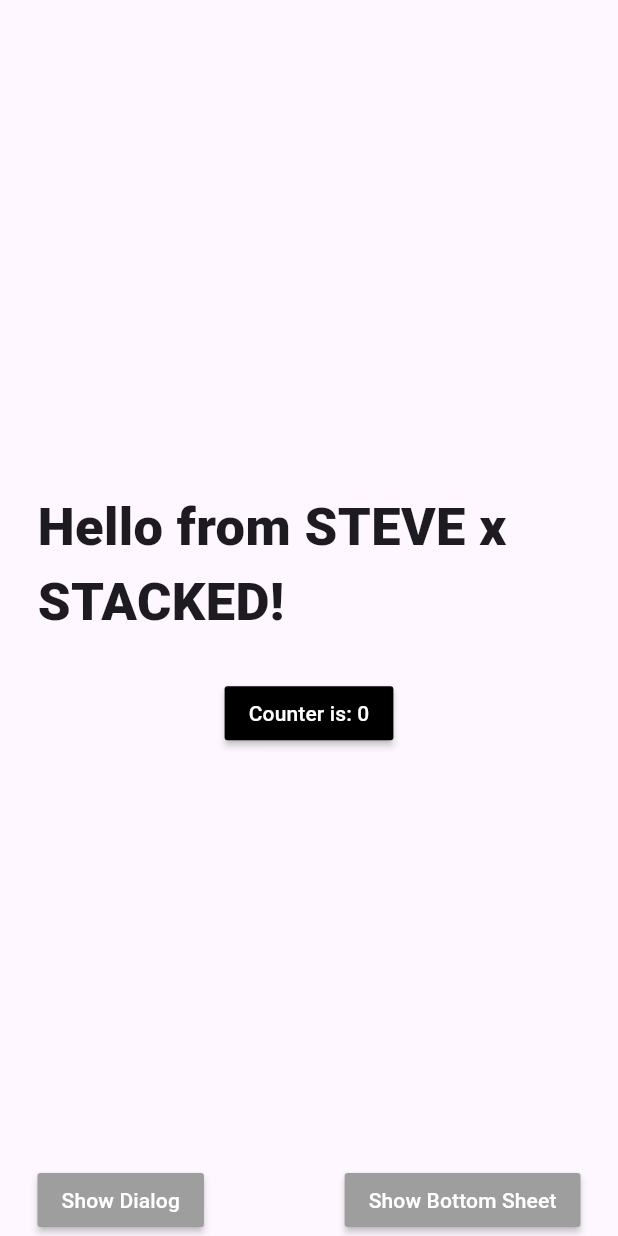
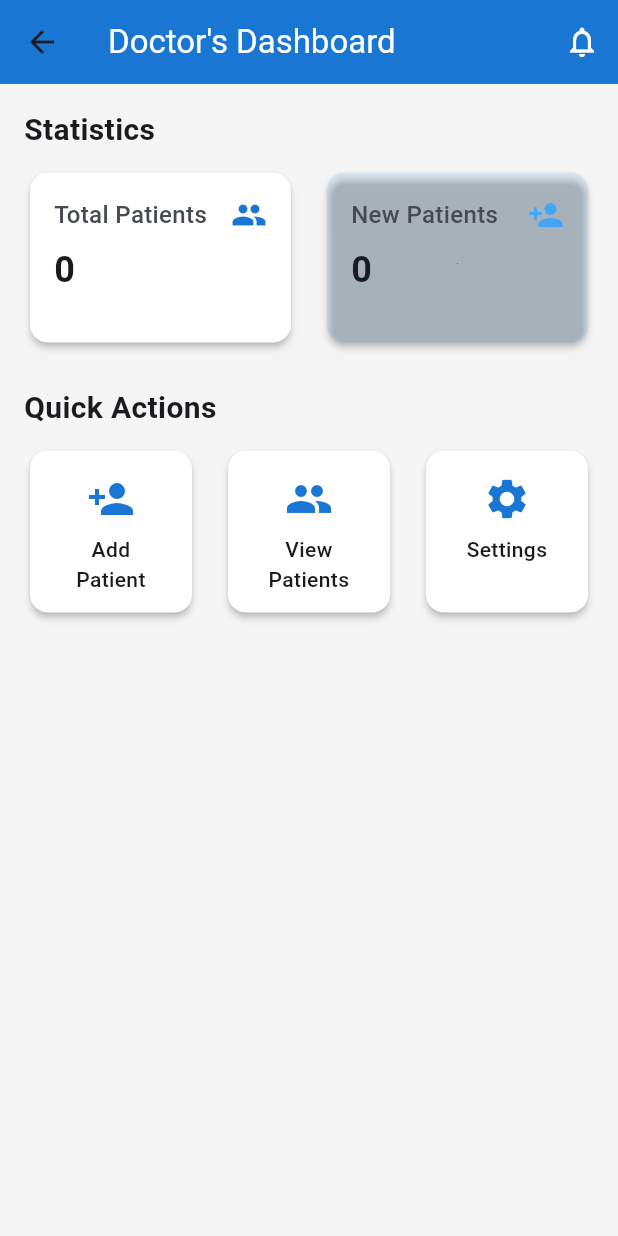
Before and after one commit to stevewalturn/doctor_apps, a Flutter app: the HomeView screen opened directly, on a phone screen of 412 x 824 dp. Run offline on Flutter 3.47's test engine with Material 3 defaults, Android fonts, the phone set to English and light mode, and no system bars; our stand-ins replace gap, stacked, stacked_services, stacked_shared.

Commit message:
Update files

```diff
--- a/src/lib/features/home/home_view.dart
+++ b/src/lib/features/home/home_view.dart
@@ -1,8 +1,10 @@
 import 'package:flutter/material.dart';
-import 'package:gap/gap.dart';
 import 'package:stacked/stacked.dart';
-
-import 'home_viewmodel.dart';
+import 'package:doctor_apps/features/home/home_viewmodel.dart';
+import 'package:doctor_apps/features/home/widgets/home_action_button.dart';
+import 'package:doctor_apps/features/home/widgets/home_stats_card.dart';
+import 'package:doctor_apps/ui/common/app_colors.dart';
+import 'package:doctor_apps/ui/common/ui_helpers.dart';
 
 class HomeView extends StackedView<HomeViewModel> {
   const HomeView({Key? key}) : super(key: key);
@@ -14,62 +16,121 @@ class HomeView extends StackedView<HomeViewModel> {
     Widget? child,
   ) {
     return Scaffold(
+      backgroundColor: kcBackgroundColor,
       body: SafeArea(
-        child: Padding(
-          padding: const EdgeInsets.symmetric(horizontal: 25.0),
-          child: Center(
-            child: Column(
-              mainAxisSize: MainAxisSize.max,
-              mainAxisAlignment: MainAxisAlignment.spaceBetween,
-              children: [
-                const Gap(50),
-                Column(
-                  children: [
-                    const Text(
-                      'Hello from STEVE x STACKED!',
-                      style: TextStyle(
-                        fontSize: 35,
-                        fontWeight: FontWeight.w900,
+        child: RefreshIndicator(
+          onRefresh: viewModel.refreshDashboard,
+          child: CustomScrollView(
+            slivers: [
+              SliverAppBar(
+                floating: true,
+                backgroundColor: kcPrimaryColor,
+                title: const Text(
+                  'Doctor\'s Dashboard',
+                  style: TextStyle(color: Colors.white),
                 ),
-                    ),
-                    const Gap(25),
-                    MaterialButton(
-                      color: Colors.black,
-                      onPressed: viewModel.incrementCounter,
-                      child: Text(
-                        viewModel.counterLabel,
-                        style: const TextStyle(color: Colors.white),
-                      ),
+                actions: [
+                  IconButton(
+                    icon: const Icon(Icons.notifications_outlined,
+                        color: Colors.white),
+                    onPressed: () {
+                      // TODO: Implement notifications
+                    },
                   ),
                 ],
               ),
-                Row(
-                  mainAxisAlignment: MainAxisAlignment.spaceBetween,
+              SliverToBoxAdapter(
+                child: Padding(
+                  padding: const EdgeInsets.all(16.0),
+                  child: Column(
+                    crossAxisAlignment: CrossAxisAlignment.start,
                     children: [
-                    MaterialButton(
-                      color: Colors.grey,
-                      onPressed: viewModel.showDialog,
-                      child: const Text(
-                        'Show Dialog',
-                        style: TextStyle(
-                          color: Colors.white,
+                      if (viewModel.modelError != null)
+                        Padding(
+                          padding: const EdgeInsets.only(bottom: 16.0),
+                          child: Text(
+                            viewModel.modelError.toString(),
+                            style: const TextStyle(color: kcErrorRed),
+                            textAlign: TextAlign.center,
                           ),
                         ),
+                      const Text(
+                        'Statistics',
+                        style: TextStyle(
+                          fontSize: 20,
+                          fontWeight: FontWeight.bold,
+                          color: kcDarkGreyColor,
                         ),
-                    MaterialButton(
-                      color: Colors.grey,
-                      onPressed: viewModel.showBottomSheet,
-                      child: const Text(
-                        'Show Bottom Sheet',
+                      ),
+                      verticalSpaceSmall,
+                      if (viewModel.isBusy)
+                        const Center(child: CircularProgressIndicator())
+                      else
+                        GridView.count(
+                          shrinkWrap: true,
+                          physics: const NeverScrollableScrollPhysics(),
+                          crossAxisCount: 2,
+                          mainAxisSpacing: 16,
+                          crossAxisSpacing: 16,
+                          childAspectRatio: 1.5,
+                          children: [
+                            HomeStatsCard(
+                              title: 'Total Patients',
+                              value: viewModel.totalPatients.toString(),
+                              icon: Icons.people,
+                              onTap: viewModel.navigateToPatientList,
+                            ),
+                            HomeStatsCard(
+                              title: 'New Patients',
+                              value: viewModel.recentPatients.toString(),
+                              icon: Icons.person_add,
+                              backgroundColor:
+                                  kcPrimaryColorLight.withOpacity(0.1),
+                              iconColor: kcPrimaryColorLight,
+                            ),
+                          ],
+                        ),
+                      verticalSpaceMedium,
+                      const Text(
+                        'Quick Actions',
                         style: TextStyle(
-                          color: Colors.white,
+                          fontSize: 20,
+                          fontWeight: FontWeight.bold,
+                          color: kcDarkGreyColor,
+                        ),
+                      ),
+                      verticalSpaceSmall,
+                      GridView.count(
+                        shrinkWrap: true,
+                        physics: const NeverScrollableScrollPhysics(),
+                        crossAxisCount: 3,
+                        mainAxisSpacing: 16,
+                        crossAxisSpacing: 16,
+                        children: [
+                          HomeActionButton(
+                            title: 'Add Patient',
+                            icon: Icons.person_add,
+                            onTap: viewModel.navigateToAddPatient,
+                          ),
+                          HomeActionButton(
+                            title: 'View Patients',
+                            icon: Icons.people,
+                            onTap: viewModel.navigateToPatientList,
+                          ),
+                          HomeActionButton(
+                            title: 'Settings',
+                            icon: Icons.settings,
+                            onTap: () {
+                              // TODO: Implement settings
+                            },
+                          ),
+                        ],
+                      ),
+                    ],
                   ),
                 ),
               ),
             ],
-                )
-              ],
-            ),
           ),
         ),
       ),
@@ -77,8 +138,8 @@ class HomeView extends StackedView<HomeViewModel> {
   }
 
   @override
-  HomeViewModel viewModelBuilder(
-    BuildContext context,
-  ) =>
-      HomeViewModel();
+  HomeViewModel viewModelBuilder(BuildContext context) => HomeViewModel();
+
+  @override
+  void onViewModelReady(HomeViewModel viewModel) => viewModel.initialize();
 }
--- a/src/lib/features/home/home_viewmodel.dart
+++ b/src/lib/features/home/home_viewmodel.dart
@@ -1,35 +1,58 @@
-import 'package:doctor_apps/app/app.bottomsheets.dart';
-import 'package:doctor_apps/app/app.dialogs.dart';
 import 'package:doctor_apps/app/app.locator.dart';
+import 'package:doctor_apps/services/patient_service.dart';
 import 'package:stacked/stacked.dart';
 import 'package:stacked_services/stacked_services.dart';
 
 class HomeViewModel extends BaseViewModel {
-  final _dialogService = locator<DialogService>();
-  final _bottomSheetService = locator<BottomSheetService>();
+  final _navigationService = locator<NavigationService>();
+  final _patientService = locator<PatientService>();
 
-  String get counterLabel => 'Counter is: $_counter';
+  int _totalPatients = 0;
+  int get totalPatients => _totalPatients;
 
-  int _counter = 0;
+  int _recentPatients = 0;
+  int get recentPatients => _recentPatients;
 
-  void incrementCounter() {
-    _counter++;
-    rebuildUi();
+  Future<void> initialize() async {
+    await runBusyFuture(_loadDashboardData());
   }
 
-  void showDialog() {
-    _dialogService.showCustomDialog(
-      variant: DialogType.infoAlert,
-      title: 'Steve Rocks!',
-      description: 'Give steve $_counter stars on Github',
-    );
+  Future<void> _loadDashboardData() async {
+    try {
+      final patients = await _patientService.getPatients();
+      _totalPatients = patients.length;
+
+      // Calculate patients added in last 7 days
+      final now = DateTime.now();
+      final weekAgo = now.subtract(const Duration(days: 7));
+      _recentPatients = patients.where((patient) {
+        // This is a placeholder - in real app we'd use patient.createdAt
+        return true;
+      }).length;
+
+      notifyListeners();
+    } catch (e) {
+      setError('Failed to load dashboard data. Please try again.');
+    }
   }
 
-  void showBottomSheet() {
-    _bottomSheetService.showCustomSheet(
-      variant: BottomSheetType.notice,
-      title: 'title',
-      description: 'desc',
-    );
+  Future<void> navigateToPatientList() async {
+    try {
+      await _navigationService.navigateTo('/patient-list-view');
+    } catch (e) {
+      setError('Unable to open patient list. Please try again.');
+    }
+  }
+
+  Future<void> navigateToAddPatient() async {
+    try {
+      await _navigationService.navigateTo('/patient-form-view');
+    } catch (e) {
+      setError('Unable to open add patient form. Please try again.');
+    }
+  }
+
+  Future<void> refreshDashboard() async {
+    await runBusyFuture(_loadDashboardData());
   }
 }
--- /dev/null
+++ b/src/lib/features/home/widgets/home_action_button.dart
@@ -0,0 +1,56 @@
+import 'package:flutter/material.dart';
+import 'package:doctor_apps/ui/common/app_colors.dart';
+
+class HomeActionButton extends StatelessWidget {
+  final String title;
+  final IconData icon;
+  final VoidCallback onTap;
+  final Color? backgroundColor;
+  final Color? iconColor;
+  final Color? textColor;
+
+  const HomeActionButton({
+    Key? key,
+    required this.title,
+    required this.icon,
+    required this.onTap,
+    this.backgroundColor,
+    this.iconColor,
+    this.textColor,
+  }) : super(key: key);
+
+  @override
+  Widget build(BuildContext context) {
+    return Card(
+      color: backgroundColor ?? kcSurfaceWhite,
+      elevation: 2,
+      child: InkWell(
+        onTap: onTap,
+        borderRadius: BorderRadius.circular(8),
+        child: Padding(
+          padding: const EdgeInsets.symmetric(vertical: 16.0, horizontal: 20.0),
+          child: Column(
+            mainAxisSize: MainAxisSize.min,
+            children: [
+              Icon(
+                icon,
+                color: iconColor ?? kcPrimaryColor,
+                size: 32,
+              ),
+              const SizedBox(height: 8),
+              Text(
+                title,
+                style: TextStyle(
+                  fontSize: 14,
+                  fontWeight: FontWeight.w500,
+                  color: textColor ?? kcDarkGreyColor,
+                ),
+                textAlign: TextAlign.center,
+              ),
+            ],
+          ),
+        ),
+      ),
+    );
+  }
+}
--- /dev/null
+++ b/src/lib/features/home/widgets/home_stats_card.dart
@@ -0,0 +1,68 @@
+import 'package:flutter/material.dart';
+import 'package:doctor_apps/ui/common/app_colors.dart';
+
+class HomeStatsCard extends StatelessWidget {
+  final String title;
+  final String value;
+  final IconData icon;
+  final VoidCallback? onTap;
+  final Color? backgroundColor;
+  final Color? iconColor;
+
+  const HomeStatsCard({
+    Key? key,
+    required this.title,
+    required this.value,
+    required this.icon,
+    this.onTap,
+    this.backgroundColor,
+    this.iconColor,
+  }) : super(key: key);
+
+  @override
+  Widget build(BuildContext context) {
+    return Card(
+      color: backgroundColor ?? kcSurfaceWhite,
+      elevation: 2,
+      child: InkWell(
+        onTap: onTap,
+        borderRadius: BorderRadius.circular(8),
+        child: Padding(
+          padding: const EdgeInsets.all(16.0),
+          child: Column(
+            crossAxisAlignment: CrossAxisAlignment.start,
+            children: [
+              Row(
+                mainAxisAlignment: MainAxisAlignment.spaceBetween,
+                children: [
+                  Text(
+                    title,
+                    style: const TextStyle(
+                      fontSize: 16,
+                      fontWeight: FontWeight.w500,
+                      color: kcMediumGrey,
+                    ),
+                  ),
+                  Icon(
+                    icon,
+                    color: iconColor ?? kcPrimaryColor,
+                    size: 24,
+                  ),
+                ],
+              ),
+              const SizedBox(height: 8),
+              Text(
+                value,
+                style: const TextStyle(
+                  fontSize: 24,
+                  fontWeight: FontWeight.bold,
+                  color: kcDarkGreyColor,
+                ),
+              ),
+            ],
+          ),
+        ),
+      ),
+    );
+  }
+}
--- /dev/null
+++ b/src/lib/features/home/widgets/patient_summary_tile.dart
@@ -0,0 +1,59 @@
+import 'package:flutter/material.dart';
+import 'package:doctor_apps/ui/common/app_colors.dart';
+
+class PatientSummaryTile extends StatelessWidget {
+  final String title;
+  final String value;
+  final IconData icon;
+  final Color? color;
+
+  const PatientSummaryTile({
+    Key? key,
+    required this.title,
+    required this.value,
+    required this.icon,
+    this.color,
+  }) : super(key: key);
+
+  @override
+  Widget build(BuildContext context) {
+    return Card(
+      elevation: 2,
+      child: Padding(
+        padding: const EdgeInsets.all(16.0),
+        child: Column(
+          crossAxisAlignment: CrossAxisAlignment.start,
+          children: [
+            Row(
+              children: [
+                Icon(
+                  icon,
+                  color: color ?? kcPrimaryColor,
+                  size: 24,
+                ),
+                const SizedBox(width: 8),
+                Text(
+                  title,
+                  style: const TextStyle(
+                    fontSize: 14,
+                    color: kcMediumGrey,
+                    fontWeight: FontWeight.w500,
+                  ),
+                ),
+              ],
+            ),
+            const SizedBox(height: 8),
+            Text(
+              value,
+              style: const TextStyle(
+                fontSize: 24,
+                fontWeight: FontWeight.bold,
+                color: kcDarkGreyColor,
+              ),
+            ),
+          ],
+        ),
+      ),
+    );
+  }
+}
--- a/src/lib/ui/common/app_colors.dart
+++ b/src/lib/ui/common/app_colors.dart
@@ -1,10 +1,14 @@
 import 'package:flutter/material.dart';
 
-const Color kcPrimaryColor = Color(0xFF2196F3);
-const Color kcPrimaryColorDark = Color(0xFF1976D2);
+const Color kcPrimaryColor = Color(0xFF1976D2);
+const Color kcPrimaryColorLight = Color(0xFF42A5F5);
+const Color kcPrimaryColorDark = Color(0xFF1565C0);
 const Color kcDarkGreyColor = Color(0xFF1A1B1E);
 const Color kcMediumGrey = Color(0xFF474A54);
 const Color kcLightGrey = Color.fromARGB(255, 187, 187, 187);
 const Color kcVeryLightGrey = Color(0xFFE3E3E3);
-const Color kcBackgroundColor = Colors.white;
+const Color kcBackgroundColor = Color(0xFFF5F5F5);
 const Color kcErrorRed = Color(0xFFD32F2F);
+const Color kcSuccessGreen = Color(0xFF388E3C);
+const Color kcWarningYellow = Color(0xFFFFA000);
+const Color kcSurfaceWhite = Colors.white;
```
Also changed, not shown: src/lib/features/patient/patient_list_viewmodel.dart (line endings or trailing spaces). Lines whose indentation alone changed are shown as unchanged.
